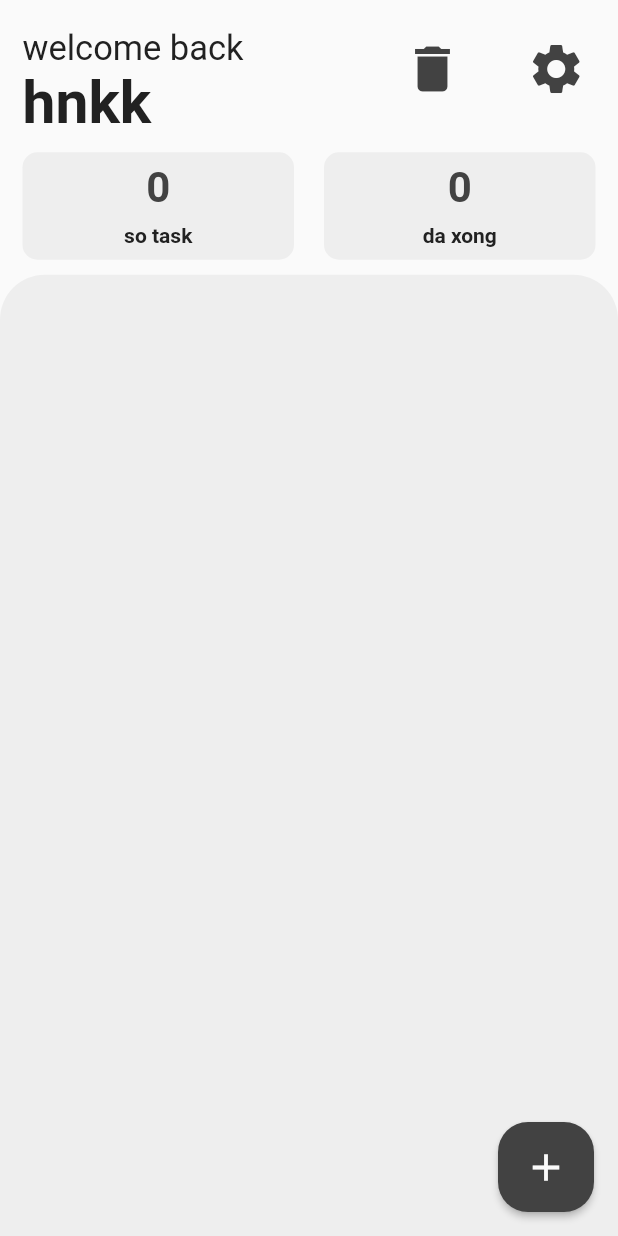
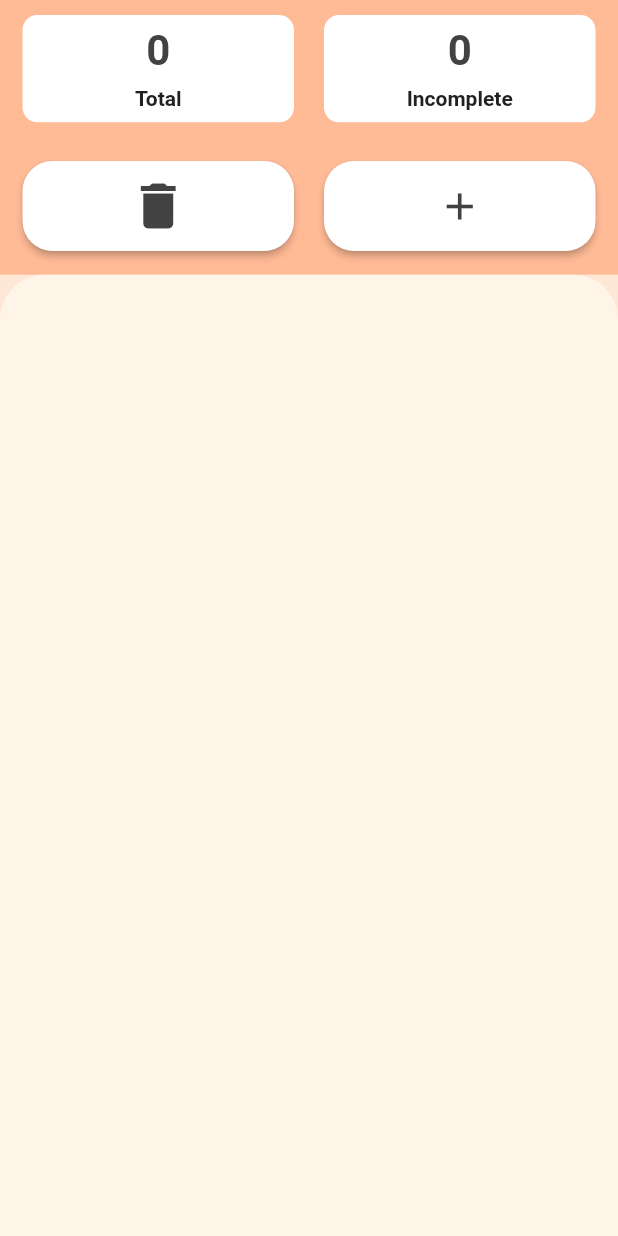
Before and after one commit to DragMaid/Focus-Todo-demo, a Flutter app: the TaskPage screen opened directly, on a phone screen of 412 x 824 dp. Run offline on Flutter 3.47's test engine with Material 2 defaults, Android fonts, the phone set to English and light mode, and no system bars; our stand-ins replace fl_chart.

Commit message:
full shit

```diff
--- a/lib/views/header_view.dart
+++ b/lib/views/header_view.dart
@@ -1,8 +1,9 @@
 import 'package:flutter/material.dart';
 import 'package:focus_todo/views/bottom_sheets/delete_bottom_sheet_view.dart';
-import 'package:focus_todo/views/bottom_sheets/settings_bottom_sheet_view.dart';
 import 'package:focus_todo/views_models/app_view_model.dart';
 import 'package:provider/provider.dart';
+import 'bottom_sheets/add_task_bottom_sheet_view.dart';
+import 'package:flutter/services.dart';
 
 class HeaderView extends StatelessWidget {
   const HeaderView({super.key});
@@ -11,62 +12,24 @@ class HeaderView extends StatelessWidget {
   Widget build(BuildContext context) {
     return Consumer<AppViewModel>(
       builder: (context, viewModel, child) {
-        return Row(
+        return Container(
+          margin: const EdgeInsets.fromLTRB(15, 10, 15, 10),
+          child: Row(
             children: [
-            Expanded(
-                flex: 3,
-                child: Column(
-                  children: [
-                    Expanded(
-                      flex: 1,
-                      child: Container(
-                        margin: EdgeInsets.only(left: 15),
-                        child: Column(
-                          children: [
-                            Expanded(
-                              flex: 2,
-                              child: Align(
-                                alignment: Alignment.bottomLeft,
-                                child: FittedBox(
-                                  fit: BoxFit.fitHeight,
-                                  child: Text(
-                                    'welcome back',
-                                    style: TextStyle(
-                                        fontSize: 23,
-                                        fontWeight: FontWeight.w400,
-                                        color: viewModel.clrLv4),
-                                  ),
-                                ),
-                              ),
-                            ),
-                            Expanded(
-                              flex: 2,
-                              child: Align(
-                                alignment: Alignment.topLeft,
-                                child: FittedBox(
-                                  fit: BoxFit.fitHeight,
-                                  child: Text(
-                                    viewModel.username,
-                                    style: TextStyle(
-                                        fontSize: 42,
-                                        fontWeight: FontWeight.bold,
-                                        color: viewModel.clrLv4),
-                                  ),
-                                ),
-                              ),
-                            ),
-                          ],
-                        ),
-                      ),
-                    )
-                  ],
-                )),
               // trash icon
               Expanded(
                 flex: 1,
-              child: InkWell(
-                onTap: () {
-                  viewModel.bottomSheetBuilder(DeleteBottomSheetView(), context);
+                child: SizedBox(
+                  height: 60,
+                  child: ElevatedButton(
+                    style: ElevatedButton.styleFrom(
+                        backgroundColor: Colors.white,
+                        foregroundColor: Colors.white,
+                        shape: RoundedRectangleBorder(
+                            borderRadius: BorderRadius.circular(20))),
+                    onPressed: () {
+                      viewModel.bottomSheetBuilder(
+                          const DeleteBottomSheetView(), context);
                     },
                     child: Icon(
                       Icons.delete,
@@ -75,19 +38,35 @@ class HeaderView extends StatelessWidget {
                     ),
                   ),
                 ),
+              ),
+              const SizedBox(
+                width: 20,
+              ),
               Expanded(
-              child: InkWell(
-                onTap: () {
-                  viewModel.bottomSheetBuilder(SettingsBottomSheetView(), context);
+                flex: 1,
+                child: SizedBox(
+                  height: 60,
+                  child: ElevatedButton(
+                    style: ElevatedButton.styleFrom(
+                        backgroundColor: Colors.white,
+                        foregroundColor: Colors.white,
+                        shape: RoundedRectangleBorder(
+                            borderRadius: BorderRadius.circular(20))),
+                    onPressed: () {
+                      HapticFeedback.mediumImpact();
+                      viewModel.bottomSheetBuilder(
+                          const AddTaskBottomSheetView(), context);
                     },
                     child: Icon(
-                  Icons.settings,
+                      Icons.add,
                       color: viewModel.clrLv3,
-                  size: 40,
+                      size: 30,
+                    ),
                   ),
                 ),
               ),
             ],
+          ),
         );
       },
     );
--- a/lib/views/task_info_view.dart
+++ b/lib/views/task_info_view.dart
@@ -9,7 +9,7 @@ class TaskInfoView extends StatelessWidget {
   Widget build(BuildContext context) {
     return Consumer<AppViewModel>(builder: (context, viewModel, child) {
       return Container(
-        margin: EdgeInsets.fromLTRB(15, 10, 15, 10),
+        margin: const EdgeInsets.fromLTRB(15, 10, 15, 10),
         child: Row(
           children: [
             //Total Tasks
@@ -17,7 +17,7 @@ class TaskInfoView extends StatelessWidget {
               flex: 1,
               child: Container(
                   decoration: BoxDecoration(
-                      color: viewModel.clrLv2,
+                      color: Colors.white,
                       borderRadius: BorderRadius.circular(10)),
                   child: Column(
                     children: [
@@ -40,7 +40,7 @@ class TaskInfoView extends StatelessWidget {
                           alignment: Alignment.topCenter,
                           child: FittedBox(
                             child: Text(
-                              'so task',
+                              'Total',
                               style: TextStyle(
                                   color: viewModel.clrLv4,
                                   fontWeight: FontWeight.w600),
@@ -51,13 +51,13 @@ class TaskInfoView extends StatelessWidget {
                     ],
                   )),
             ),
-            SizedBox(width: 20),
+            const SizedBox(width: 20),
             // Remaining
             Expanded(
               flex: 1,
               child: Container(
                   decoration: BoxDecoration(
-                      color: viewModel.clrLv2,
+                      color: Colors.white,
                       borderRadius: BorderRadius.circular(10)),
                   child: Column(
                     children: [
@@ -80,7 +80,7 @@ class TaskInfoView extends StatelessWidget {
                           alignment: Alignment.topCenter,
                           child: FittedBox(
                             child: Text(
-                              'da xong',
+                              'Incomplete',
                               style: TextStyle(
                                   color: viewModel.clrLv4,
                                   fontWeight: FontWeight.w600),
--- a/lib/views/task_list_view.dart
+++ b/lib/views/task_list_view.dart
@@ -10,13 +10,15 @@ class TaskListView extends StatelessWidget {
     return Consumer<AppViewModel>(
       builder: (context, viewModel, child) {
         return Container(
-          decoration: BoxDecoration(
-              color: viewModel.clrLv2,
+            decoration: const BoxDecoration(
+                color: Color.fromRGBO(255, 244, 232, 1),
                 borderRadius: BorderRadius.vertical(top: Radius.circular(30))),
+            child: Container(
+              margin: const EdgeInsets.only(bottom: 80),
               child: ListView.separated(
-            padding: EdgeInsets.all(15),
+                padding: const EdgeInsets.all(15),
                 separatorBuilder: (context, index) {
-              return SizedBox(
+                  return const SizedBox(
                     height: 15,
                   );
                 },
@@ -28,16 +30,18 @@ class TaskListView extends StatelessWidget {
                       viewModel.deleteTask(index);
                     },
                     background: Container(
-                  margin: EdgeInsets.symmetric(horizontal: 5),
+                      margin: const EdgeInsets.symmetric(horizontal: 5),
                       decoration: BoxDecoration(
                           color: Colors.red.shade300,
                           borderRadius: BorderRadius.circular(10)),
                       child: Center(
-                      child: Icon(Icons.delete, color: Colors.red.shade700)),
+                          child:
+                              Icon(Icons.delete, color: Colors.red.shade700)),
                     ),
                     child: Container(
                       decoration: BoxDecoration(
-                      color: viewModel.clrLv1,
+                          color: const Color(0xFFffffcc),
+                          border: Border.all(width: 1),
                           borderRadius: BorderRadius.circular(20)),
                       child: ListTile(
                         leading: Checkbox(
@@ -61,7 +65,7 @@ class TaskListView extends StatelessWidget {
                   );
                 },
               ),
-        );
+            ));
       },
     );
   }
--- a/lib/views/task_page.dart
+++ b/lib/views/task_page.dart
@@ -1,5 +1,4 @@
 import 'package:flutter/material.dart';
-import 'package:focus_todo/views/add_task_view.dart';
 import 'package:focus_todo/views/header_view.dart';
 import 'package:focus_todo/views/task_info_view.dart';
 import 'package:focus_todo/views/task_list_view.dart';
@@ -9,26 +8,31 @@ class TaskPage extends StatelessWidget {
 
   @override
   Widget build(BuildContext context) {
-    return const Scaffold(
+    return Scaffold(
+      backgroundColor: const Color.fromRGBO(254, 231, 212, 1),
       body: SafeArea(
         bottom: false,
         child: Column(
           children: [
+            // Task Info View
+            Expanded(
+              flex: 1,
+              child: Container(
+                  color: const Color.fromRGBO(255, 156, 108, 0.6),
+                  child: const TaskInfoView()),
+            ),
             // Header View
             Expanded(
               flex: 1,
-                child: HeaderView(),
-              ),
-              // Task Info View
-              Expanded(
-                flex: 1,
-                child: TaskInfoView(),
+              child: Container(
+                  color: const Color.fromRGBO(255, 156, 108, 0.6),
+                  child: const HeaderView()),
             ),
             // Task List View
-              Expanded(flex: 7, child: TaskListView()),
+            const Expanded(flex: 7, child: TaskListView()),
           ],
         ),
       ),
-        floatingActionButton: AddTaskView());
+    );
   }
 }
--- a/lib/views_models/app_view_model.dart
+++ b/lib/views_models/app_view_model.dart
@@ -13,7 +13,7 @@ class AppViewModel extends ChangeNotifier {
 
   int get numTasks => tasks.length;
 
-  int get numTasksRemaining => tasks.where((task) => task.completed).length;
+  int get numTasksRemaining => tasks.where((task) => !task.completed).length;
 
   String get username => user.username;
 
```
Also changed, not shown: lib/barchart.dart (added, +14 -0 lines), lib/barchart_data.dart (added, +26 -0 lines), lib/barchart_widget.dart (added, +29 -0 lines), lib/base_class.dart (+32 -14 lines), lib/chart_container.dart (added, +49 -0 lines), lib/pomodoro_widget.dart (+12 -11 lines), lib/todo_widget.dart (added, +10 -0 lines), lib/views/bottom_sheets/settings_bottom_sheet_view.dart (deleted, +0 -51 lines). Lines whose indentation alone changed are shown as unchanged.
